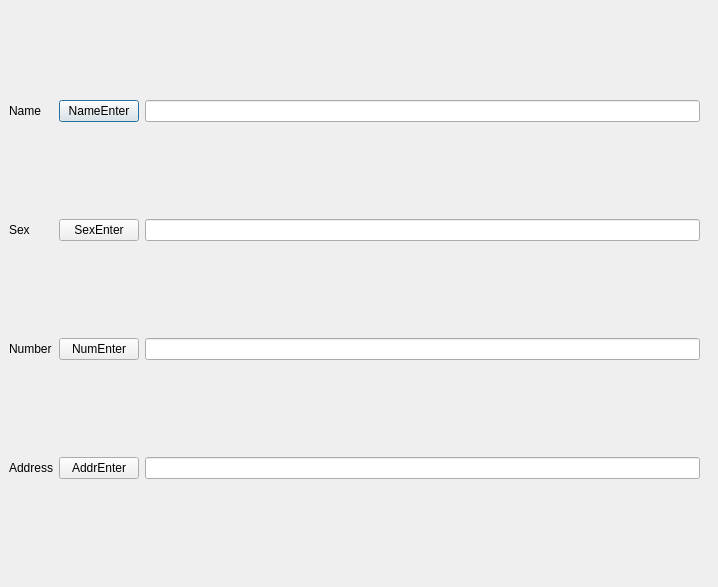
The window that add_newwindow.ui (minseokkim27/2mygit) describes before a commit, drawn with Qt 5.
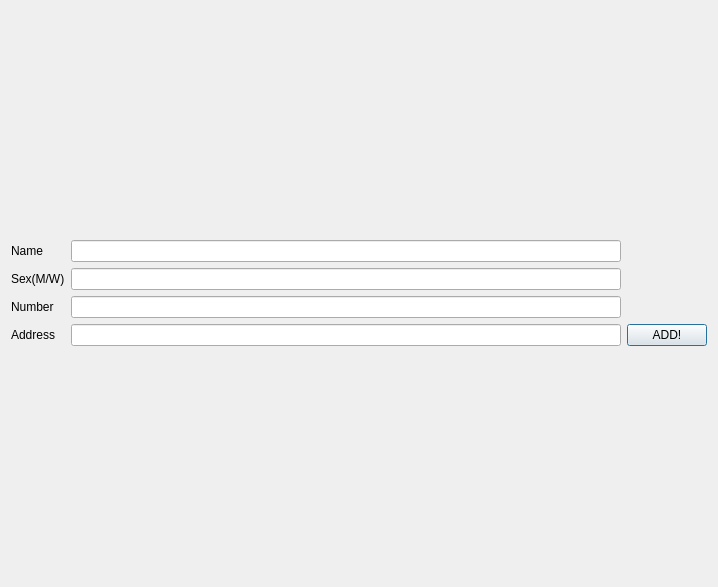
The same window after the commit.

Patch:
```diff
--- a/add_newwindow.ui
+++ b/add_newwindow.ui
@@ -13,30 +13,13 @@
   <property name="windowTitle">
    <string>Dialog</string>
   </property>
-  <widget class="QWidget" name="gridLayoutWidget">
-   <property name="geometry">
-    <rect>
-     <x>9</x>
-     <y>9</y>
-     <width>691</width>
-     <height>561</height>
-    </rect>
-   </property>
+  <layout class="QVBoxLayout" name="verticalLayout">
+   <item>
    <layout class="QGridLayout" name="gridLayout">
-    <item row="1" column="0">
-     <widget class="QLabel" name="label_Sex">
+     <item row="3" column="3">
+      <widget class="QPushButton" name="pushButton_Address">
       <property name="text">
-       <string>Sex</string>
-      </property>
-     </widget>
-    </item>
-    <item row="0" column="2">
-     <widget class="QLineEdit" name="lineEdit_Name"/>
-    </item>
-    <item row="2" column="0">
-     <widget class="QLabel" name="label_Number">
-      <property name="text">
-       <string>Number</string>
+        <string>ADD!</string>
       </property>
      </widget>
     </item>
@@ -47,6 +30,25 @@
       </property>
      </widget>
     </item>
+     <item row="3" column="2">
+      <widget class="QLineEdit" name="lineEdit_Address"/>
+     </item>
+     <item row="0" column="2">
+      <widget class="QLineEdit" name="lineEdit_Name"/>
+     </item>
+     <item row="2" column="2">
+      <widget class="QLineEdit" name="lineEdit_Number"/>
+     </item>
+     <item row="1" column="2">
+      <widget class="QLineEdit" name="lineEdit_Sex"/>
+     </item>
+     <item row="1" column="0">
+      <widget class="QLabel" name="label_Sex">
+       <property name="text">
+        <string>Sex(M/W)</string>
+       </property>
+      </widget>
+     </item>
     <item row="3" column="0">
      <widget class="QLabel" name="label_Address">
       <property name="text">
@@ -54,45 +56,16 @@
       </property>
      </widget>
     </item>
-    <item row="0" column="1">
-     <widget class="QPushButton" name="pushButton_Name">
+     <item row="2" column="0">
+      <widget class="QLabel" name="label_Number">
       <property name="text">
-       <string>NameEnter</string>
+        <string>Number</string>
       </property>
      </widget>
     </item>
-    <item row="1" column="1">
-     <widget class="QPushButton" name="pushButton_Sex">
-      <property name="text">
-       <string>SexEnter</string>
-      </property>
-     </widget>
-    </item>
-    <item row="2" column="1">
-     <widget class="QPushButton" name="pushButton_Number">
-      <property name="text">
-       <string>NumEnter</string>
-      </property>
-     </widget>
-    </item>
-    <item row="3" column="1">
-     <widget class="QPushButton" name="pushButton_Address">
-      <property name="text">
-       <string>AddrEnter</string>
-      </property>
-     </widget>
-    </item>
-    <item row="1" column="2">
-     <widget class="QLineEdit" name="lineEdit_Sex"/>
-    </item>
-    <item row="2" column="2">
-     <widget class="QLineEdit" name="lineEdit_Number"/>
-    </item>
-    <item row="3" column="2">
-     <widget class="QLineEdit" name="lineEdit_Address"/>
-    </item>
-   </layout>
-  </widget>
+    </layout>
+   </item>
+  </layout>
  </widget>
  <resources/>
  <connections/>
```
Lines whose indentation alone changed are shown as unchanged.
